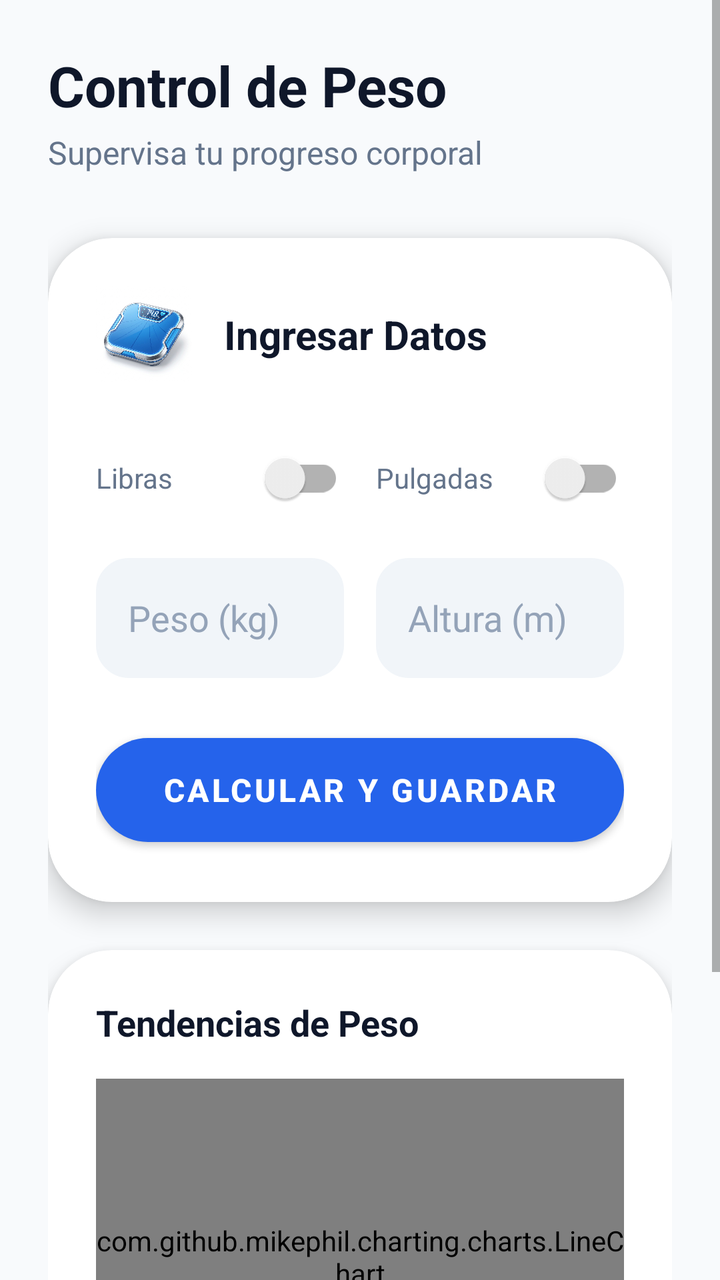
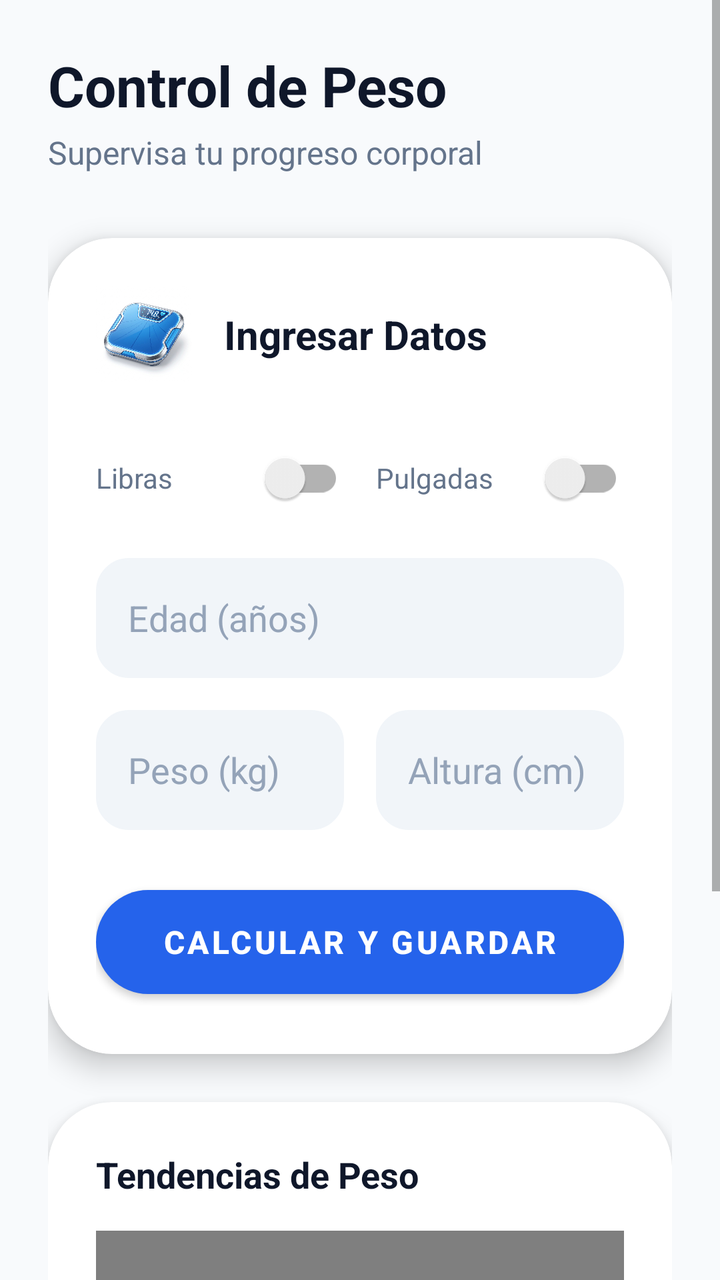

The first picture is an Android layout as it rendered before a commit; the second is the same layout after the commit. The layout source and the unified diff follow.
<!-- AndroidManifest.xml: application theme Theme.Salud_App -->
<!-- res/layout/activity_modulo_peso.xml -->
<?xml version="1.0" encoding="utf-8"?>
<ScrollView xmlns:android="http://schemas.android.com/apk/res/android"
    xmlns:app="http://schemas.android.com/apk/res-auto"
    xmlns:tools="http://schemas.android.com/tools"
    android:layout_width="match_parent"
    android:layout_height="match_parent"
    android:background="#F8FAFC"
    android:fillViewport="true">

    <androidx.constraintlayout.widget.ConstraintLayout
        android:layout_width="match_parent"
        android:layout_height="wrap_content"
        android:padding="24dp"
        tools:context=".ModuloPeso">

        
        <TextView
            android:id="@+id/tvTitle"
            android:layout_width="wrap_content"
            android:layout_height="wrap_content"
            android:text="Control de Peso"
            android:textColor="#0F172A"
            android:textSize="28sp"
            android:textStyle="bold"
            app:layout_constraintStart_toStartOf="parent"
            app:layout_constraintTop_toTopOf="parent" />

        <TextView
            android:id="@+id/tvSubtitle"
            android:layout_width="wrap_content"
            android:layout_height="wrap_content"
            android:layout_marginTop="4dp"
            android:text="Supervisa tu progreso corporal"
            android:textColor="#64748B"
            android:textSize="16sp"
            app:layout_constraintStart_toStartOf="parent"
            app:layout_constraintTop_toBottomOf="@id/tvTitle" />

        
        <com.google.android.material.card.MaterialCardView
            android:id="@+id/cardInput"
            android:layout_width="0dp"
            android:layout_height="wrap_content"
            android:layout_marginTop="32dp"
            app:cardBackgroundColor="@android:color/white"
            app:cardCornerRadius="32dp"
            app:cardElevation="8dp"
            app:strokeWidth="0dp"
            app:layout_constraintEnd_toEndOf="parent"
            app:layout_constraintStart_toStartOf="parent"
            app:layout_constraintTop_toBottomOf="@id/tvSubtitle">

            <androidx.constraintlayout.widget.ConstraintLayout
                android:layout_width="match_parent"
                android:layout_height="wrap_content"
                android:padding="24dp">

                <ImageView
                    android:id="@+id/ivIconPeso"
                    android:layout_width="48dp"
                    android:layout_height="48dp"
                    android:src="@drawable/icon_peso_3d"
                    android:scaleType="centerCrop"
                    app:layout_constraintStart_toStartOf="parent"
                    app:layout_constraintTop_toTopOf="parent" />

                <TextView
                    android:id="@+id/tvInputLabel"
                    android:layout_width="wrap_content"
                    android:layout_height="wrap_content"
                    android:layout_marginStart="16dp"
                    android:text="Ingresar Datos"
                    android:textColor="#0F172A"
                    android:textSize="20sp"
                    android:textStyle="bold"
                    app:layout_constraintBottom_toBottomOf="@id/ivIconPeso"
                    app:layout_constraintStart_toEndOf="@id/ivIconPeso"
                    app:layout_constraintTop_toTopOf="@id/ivIconPeso" />

                <androidx.appcompat.widget.SwitchCompat
                    android:id="@+id/swPesoUnit"
                    android:layout_width="0dp"
                    android:layout_height="wrap_content"
                    android:layout_marginTop="24dp"
                    android:layout_marginEnd="8dp"
                    android:text="Libras"
                    android:textColor="#64748B"
                    app:layout_constraintEnd_toStartOf="@id/swEstaturaUnit"
                    app:layout_constraintStart_toStartOf="parent"
                    app:layout_constraintTop_toBottomOf="@id/ivIconPeso" />

                <androidx.appcompat.widget.SwitchCompat
                    android:id="@+id/swEstaturaUnit"
                    android:layout_width="0dp"
                    android:layout_height="wrap_content"
                    android:layout_marginTop="24dp"
                    android:layout_marginStart="8dp"
                    android:text="Pulgadas"
                    android:textColor="#64748B"
                    app:layout_constraintEnd_toEndOf="parent"
                    app:layout_constraintStart_toEndOf="@id/swPesoUnit"
                    app:layout_constraintTop_toBottomOf="@id/ivIconPeso" />

                <EditText
                    android:id="@+id/etPeso"
                    android:layout_width="0dp"
                    android:layout_height="60dp"
                    android:layout_marginTop="16dp"
                    android:layout_marginEnd="8dp"
                    android:background="@drawable/rounded_edittext"
                    android:backgroundTint="#F1F5F9"
                    android:hint="Peso (kg)"
                    android:textColorHint="#94A3B8"
                    android:textColor="#0F172A"
                    android:inputType="numberDecimal"
                    android:paddingHorizontal="16dp"
                    app:layout_constraintEnd_toStartOf="@id/etAltura"
                    app:layout_constraintStart_toStartOf="parent"
                    app:layout_constraintTop_toBottomOf="@id/swPesoUnit" />

                <EditText
                    android:id="@+id/etAltura"
                    android:layout_width="0dp"
                    android:layout_height="60dp"
                    android:layout_marginTop="16dp"
                    android:layout_marginStart="8dp"
                    android:background="@drawable/rounded_edittext"
                    android:backgroundTint="#F1F5F9"
                    android:hint="Altura (m)"
                    android:textColorHint="#94A3B8"
                    android:textColor="#0F172A"
                    android:inputType="numberDecimal"
                    android:paddingHorizontal="16dp"
                    app:layout_constraintEnd_toEndOf="parent"
                    app:layout_constraintStart_toEndOf="@id/etPeso"
                    app:layout_constraintTop_toBottomOf="@id/swEstaturaUnit" />

                <com.google.android.material.button.MaterialButton
                    android:id="@+id/btnCalcular"
                    android:layout_width="0dp"
                    android:layout_height="64dp"
                    android:layout_marginTop="24dp"
                    android:text="Calcular y Guardar"
                    android:textColor="@android:color/white"
                    android:textSize="16sp"
                    android:textStyle="bold"
                    app:backgroundTint="#2563EB"
                    app:cornerRadius="32dp"
                    app:layout_constraintEnd_toEndOf="parent"
                    app:layout_constraintStart_toStartOf="parent"
                    app:layout_constraintTop_toBottomOf="@id/etPeso" />

            </androidx.constraintlayout.widget.ConstraintLayout>
        </com.google.android.material.card.MaterialCardView>

        
        <com.google.android.material.card.MaterialCardView
            android:id="@+id/cardResult"
            android:layout_width="0dp"
            android:layout_height="wrap_content"
            android:layout_marginTop="24dp"
            app:cardBackgroundColor="@android:color/white"
            app:cardCornerRadius="32dp"
            app:cardElevation="8dp"
            app:strokeWidth="0dp"
            android:visibility="gone"
            app:layout_constraintEnd_toEndOf="parent"
            app:layout_constraintStart_toStartOf="parent"
            app:layout_constraintTop_toBottomOf="@id/cardInput">

            <androidx.constraintlayout.widget.ConstraintLayout
                android:layout_width="match_parent"
                android:layout_height="wrap_content"
                android:padding="24dp">

                <TextView
                    android:id="@+id/tvImcResult"
                    android:layout_width="wrap_content"
                    android:layout_height="wrap_content"
                    android:text="IMC: 22.5"
                    android:textColor="#1D4ED8"
                    android:textSize="24sp"
                    android:textStyle="bold"
                    app:layout_constraintEnd_toEndOf="parent"
                    app:layout_constraintStart_toStartOf="parent"
                    app:layout_constraintTop_toTopOf="parent" />

                <TextView
                    android:id="@+id/tvImcClasificacion"
                    android:layout_width="wrap_content"
                    android:layout_height="wrap_content"
                    android:layout_marginTop="8dp"
                    android:text="Peso Saludable"
                    android:textColor="#10B981"
                    android:textSize="18sp"
                    android:textStyle="bold"
                    app:layout_constraintEnd_toEndOf="parent"
                    app:layout_constraintStart_toStartOf="parent"
                    app:layout_constraintTop_toBottomOf="@id/tvImcResult" />

            </androidx.constraintlayout.widget.ConstraintLayout>
        </com.google.android.material.card.MaterialCardView>

        
        <com.google.android.material.card.MaterialCardView
            android:id="@+id/cardChart"
            android:layout_width="0dp"
            android:layout_height="320dp"
            android:layout_marginTop="24dp"
            android:layout_marginBottom="24dp"
            app:cardBackgroundColor="@android:color/white"
            app:cardCornerRadius="32dp"
            app:cardElevation="8dp"
            app:strokeWidth="0dp"
            app:layout_constraintBottom_toBottomOf="parent"
            app:layout_constraintEnd_toEndOf="parent"
            app:layout_constraintStart_toStartOf="parent"
            app:layout_constraintTop_toBottomOf="@id/cardResult">

            <androidx.constraintlayout.widget.ConstraintLayout
                android:layout_width="match_parent"
                android:layout_height="match_parent"
                android:padding="24dp">

                <TextView
                    android:id="@+id/tvChartTitle"
                    android:layout_width="wrap_content"
                    android:layout_height="wrap_content"
                    android:text="Tendencias de Peso"
                    android:textColor="#0F172A"
                    android:textSize="18sp"
                    android:textStyle="bold"
                    app:layout_constraintStart_toStartOf="parent"
                    app:layout_constraintTop_toTopOf="parent" />

                <com.github.mikephil.charting.charts.LineChart
                    android:id="@+id/lineChartPeso"
                    android:layout_width="0dp"
                    android:layout_height="0dp"
                    android:layout_marginTop="16dp"
                    android:layout_marginBottom="16dp"
                    app:layout_constraintBottom_toTopOf="@id/btnVerHistorial"
                    app:layout_constraintEnd_toEndOf="parent"
                    app:layout_constraintStart_toStartOf="parent"
                    app:layout_constraintTop_toBottomOf="@id/tvChartTitle" />

                <TextView
                    android:id="@+id/btnVerHistorial"
                    android:layout_width="wrap_content"
                    android:layout_height="wrap_content"
                    android:text="Ver Historial Detallado"
                    android:textColor="#2563EB"
                    android:textSize="16sp"
                    android:textStyle="bold"
                    android:padding="8dp"
                    android:background="?android:attr/selectableItemBackground"
                    app:layout_constraintBottom_toBottomOf="parent"
                    app:layout_constraintEnd_toEndOf="parent"
                    app:layout_constraintStart_toStartOf="parent" />

            </androidx.constraintlayout.widget.ConstraintLayout>
        </com.google.android.material.card.MaterialCardView>

    </androidx.constraintlayout.widget.ConstraintLayout>
</ScrollView>
<!-- resources referenced by this layout -->
<resources>
  <!-- drawable icon_peso_3d: png bitmap (drawable-nodpi, 442609 bytes) -->
  <!-- drawable rounded_edittext (drawable) -->
  <?xml version="1.0" encoding="utf-8"?>
  <shape xmlns:android="http://schemas.android.com/apk/res/android"
      android:shape="rectangle">
      <solid android:color="#F1F5F9" />
      <corners android:radius="16dp" />
      <stroke
          android:width="1dp"
          android:color="#E2E8F0" />
  </shape>
  <style name="Theme.Salud_App" parent="Theme.MaterialComponents.Light.NoActionBar">
          
          <item name="colorPrimary">@color/colorPrimary</item>
          <item name="colorOnPrimary">@color/colorOnPrimary</item>
          
          <item name="colorSecondary">@color/colorSecondary</item>
          <item name="colorOnSecondary">@color/colorOnSecondary</item>
          
          <item name="android:colorBackground">@color/colorBackground</item>
          <item name="colorSurface">@color/colorSurface</item>
          <item name="colorOnSurface">@color/colorOnSurface</item>
          
          
          <item name="android:statusBarColor">@color/colorBackground</item>
          <item name="android:windowLightStatusBar">true</item>
          
          
          <item name="cornerFamily">rounded</item>
          <item name="cornerSize">16dp</item>
      </style>
  <color name="colorPrimary">#1A73E8</color>
  <color name="colorOnPrimary">#FFFFFF</color>
  <color name="colorSecondary">#FF3366</color>
  <color name="colorOnSecondary">#FFFFFF</color>
  <color name="colorBackground">#F8F9FA</color>
  <color name="colorSurface">#FFFFFF</color>
  <color name="colorOnSurface">#202124</color>
</resources>

<!-- the commit's change to res/layout/activity_modulo_peso.xml (unified diff, before → after) -->
@@ -102,6 +102,22 @@
                     app:layout_constraintTop_toBottomOf="@id/ivIconPeso" />
 
                 <EditText
+                    android:id="@+id/etEdad"
+                    android:layout_width="0dp"
+                    android:layout_height="60dp"
+                    android:layout_marginTop="16dp"
+                    android:background="@drawable/rounded_edittext"
+                    android:backgroundTint="#F1F5F9"
+                    android:hint="Edad (años)"
+                    android:textColorHint="#94A3B8"
+                    android:textColor="#0F172A"
+                    android:inputType="number"
+                    android:paddingHorizontal="16dp"
+                    app:layout_constraintEnd_toEndOf="parent"
+                    app:layout_constraintStart_toStartOf="parent"
+                    app:layout_constraintTop_toBottomOf="@id/swPesoUnit" />
+
+                <EditText
                     android:id="@+id/etPeso"
                     android:layout_width="0dp"
                     android:layout_height="60dp"
@@ -116,7 +132,7 @@
                     android:paddingHorizontal="16dp"
                     app:layout_constraintEnd_toStartOf="@id/etAltura"
                     app:layout_constraintStart_toStartOf="parent"
-                    app:layout_constraintTop_toBottomOf="@id/swPesoUnit" />
+                    app:layout_constraintTop_toBottomOf="@id/etEdad" />
 
                 <EditText
                     android:id="@+id/etAltura"
@@ -126,14 +142,14 @@
                     android:layout_marginStart="8dp"
                     android:background="@drawable/rounded_edittext"
                     android:backgroundTint="#F1F5F9"
-                    android:hint="Altura (m)"
+                    android:hint="Altura (cm)"
                     android:textColorHint="#94A3B8"
                     android:textColor="#0F172A"
                     android:inputType="numberDecimal"
                     android:paddingHorizontal="16dp"
                     app:layout_constraintEnd_toEndOf="parent"
                     app:layout_constraintStart_toEndOf="@id/etPeso"
-                    app:layout_constraintTop_toBottomOf="@id/swEstaturaUnit" />
+                    app:layout_constraintTop_toBottomOf="@id/etEdad" />
 
                 <com.google.android.material.button.MaterialButton
                     android:id="@+id/btnCalcular"
@@ -197,6 +213,55 @@
                     app:layout_constraintEnd_toEndOf="parent"
                     app:layout_constraintStart_toStartOf="parent"
                     app:layout_constraintTop_toBottomOf="@id/tvImcResult" />
+
+                <View
+                    android:id="@+id/dividerExtra"
+                    android:layout_width="0dp"
+                    android:layout_height="1dp"
+                    android:layout_marginTop="16dp"
+                    android:background="#E2E8F0"
+                    app:layout_constraintEnd_toEndOf="parent"
+                    app:layout_constraintStart_toStartOf="parent"
+                    app:layout_constraintTop_toBottomOf="@id/tvImcClasificacion" />
+
+                <TextView
+                    android:id="@+id/tvPesoIdeal"
+                    android:layout_width="0dp"
+                    android:layout_height="wrap_content"
+                    android:layout_marginTop="16dp"
+                    android:gravity="center"
+                    android:text="Peso ideal: 65.0 kg"
+                    android:textColor="#334155"
+                    android:textSize="15sp"
+                    app:layout_constraintEnd_toEndOf="parent"
+                    app:layout_constraintStart_toStartOf="parent"
+                    app:layout_constraintTop_toBottomOf="@id/dividerExtra" />
+
+                <TextView
+                    android:id="@+id/tvGrasa"
+                    android:layout_width="0dp"
+                    android:layout_height="wrap_content"
+                    android:layout_marginTop="4dp"
+                    android:gravity="center"
+                    android:text="Grasa corporal estimada: 18.0%"
+                    android:textColor="#334155"
+                    android:textSize="15sp"
+                    app:layout_constraintEnd_toEndOf="parent"
+                    app:layout_constraintStart_toStartOf="parent"
+                    app:layout_constraintTop_toBottomOf="@id/tvPesoIdeal" />
+
+                <TextView
+                    android:id="@+id/tvConsejoPeso"
+                    android:layout_width="0dp"
+                    android:layout_height="wrap_content"
+                    android:layout_marginTop="12dp"
+                    android:gravity="center"
+                    android:text="Consejo"
+                    android:textColor="#64748B"
+                    android:textSize="14sp"
+                    app:layout_constraintEnd_toEndOf="parent"
+                    app:layout_constraintStart_toStartOf="parent"
+                    app:layout_constraintTop_toBottomOf="@id/tvGrasa" />
 
             </androidx.constraintlayout.widget.ConstraintLayout>
         </com.google.android.material.card.MaterialCardView>
